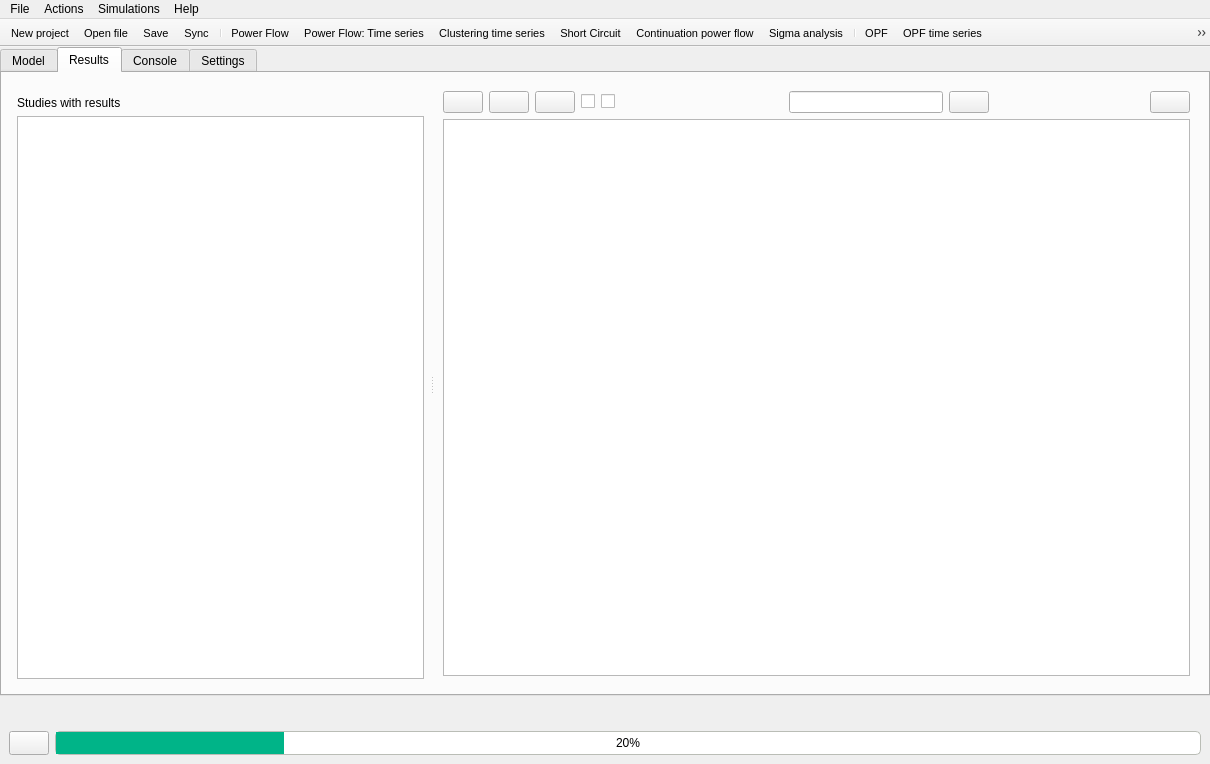
Above: src/GridCal/Gui/Main/MainWindow.ui from SanPen/GridCal before the change. Below: the same form after it.
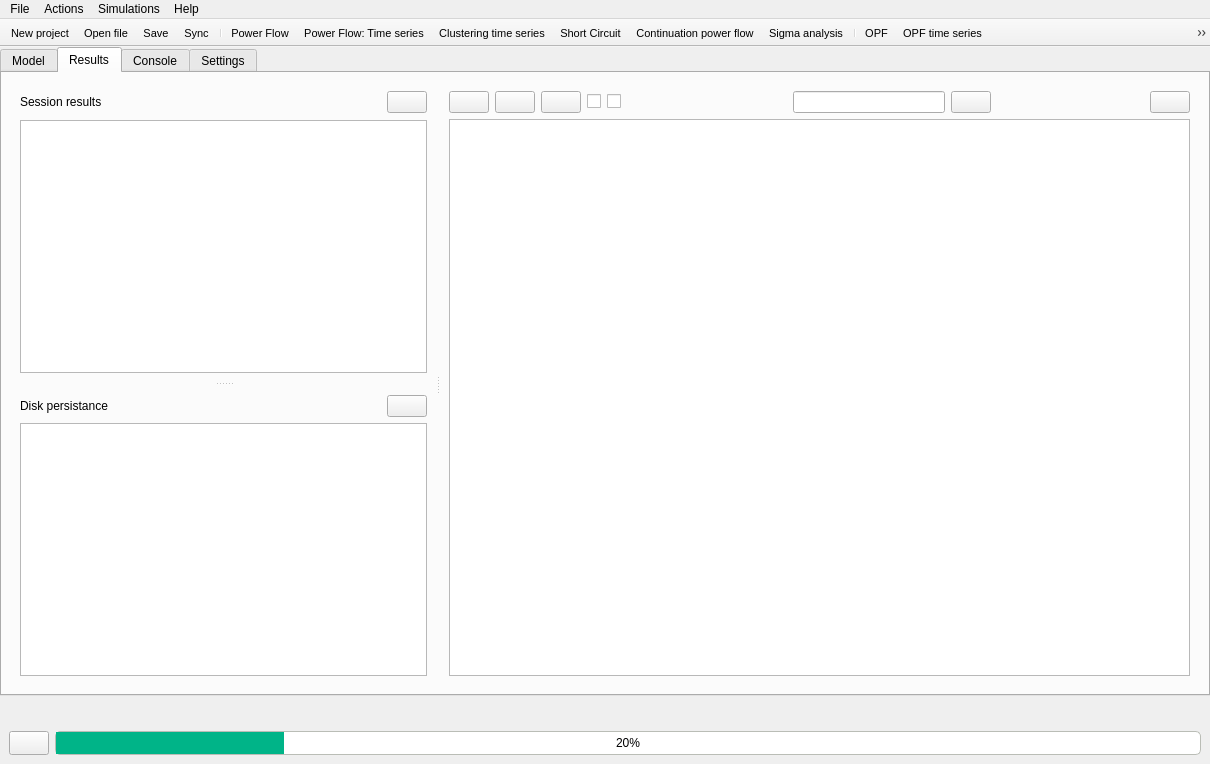
That is the form after the change. The open tabs and pages were chosen to show the change. Icons and pictures are not drawn.

What changed in the file:
```diff
--- a/src/GridCal/Gui/Main/MainWindow.ui
+++ b/src/GridCal/Gui/Main/MainWindow.ui
@@ -1629,31 +1629,183 @@
            <property name="frameShadow">
             <enum>QFrame::Raised</enum>
            </property>
-           <layout class="QVBoxLayout" name="verticalLayout_6">
+           <layout class="QVBoxLayout" name="verticalLayout_23">
             <property name="leftMargin">
-             <number>6</number>
+             <number>0</number>
             </property>
             <property name="topMargin">
-             <number>14</number>
+             <number>0</number>
             </property>
             <property name="rightMargin">
-             <number>6</number>
+             <number>0</number>
             </property>
             <property name="bottomMargin">
-             <number>6</number>
+             <number>0</number>
             </property>
             <item>
-             <widget class="QLabel" name="label_16">
-              <property name="text">
-               <string>Studies with results</string>
+             <widget class="QSplitter" name="splitter">
+              <property name="orientation">
+               <enum>Qt::Vertical</enum>
               </property>
-             </widget>
-            </item>
-            <item>
-             <widget class="QTreeView" name="results_treeView">
-              <property name="animated">
-               <bool>true</bool>
-              </property>
+              <widget class="QFrame" name="frame_61">
+               <property name="frameShape">
+                <enum>QFrame::NoFrame</enum>
+               </property>
+               <property name="frameShadow">
+                <enum>QFrame::Raised</enum>
+               </property>
+               <layout class="QVBoxLayout" name="verticalLayout_10">
+                <property name="topMargin">
+                 <number>8</number>
+                </property>
+                <item>
+                 <widget class="QFrame" name="frame_62">
+                  <property name="frameShape">
+                   <enum>QFrame::NoFrame</enum>
+                  </property>
+                  <property name="frameShadow">
+                   <enum>QFrame::Raised</enum>
+                  </property>
+                  <layout class="QHBoxLayout" name="horizontalLayout_34">
+                   <property name="leftMargin">
+                    <number>0</number>
+                   </property>
+                   <property name="topMargin">
+                    <number>0</number>
+                   </property>
+                   <property name="rightMargin">
+                    <number>0</number>
+                   </property>
+                   <property name="bottomMargin">
+                    <number>0</number>
+                   </property>
+                   <item>
+                    <widget class="QLabel" name="label_16">
+                     <property name="minimumSize">
+                      <size>
+                       <width>0</width>
+                       <height>24</height>
+                      </size>
+                     </property>
+                     <property name="text">
+                      <string>Session results</string>
+                     </property>
+                    </widget>
+                   </item>
+                   <item>
+                    <spacer name="horizontalSpacer_22">
+                     <property name="orientation">
+                      <enum>Qt::Horizontal</enum>
+                     </property>
+                     <property name="sizeHint" stdset="0">
+                      <size>
+                       <width>40</width>
+                       <height>20</height>
+                      </size>
+                     </property>
+                    </spacer>
+                   </item>
+                   <item>
+                    <widget class="QPushButton" name="deleteDriverButton">
+                     <property name="toolTip">
+                      <string>Delete selected driver</string>
+                     </property>
+                     <property name="text">
+                      <string/>
+                     </property>
+                     <property name="icon">
+                      <iconset resource="icons.qrc">
+                       <normaloff>:/Icons/icons/minus.svg</normaloff>:/Icons/icons/minus.svg</iconset>
+                     </property>
+                    </widget>
+                   </item>
+                  </layout>
+                 </widget>
+                </item>
+                <item>
+                 <widget class="QTreeView" name="results_treeView">
+                  <property name="animated">
+                   <bool>true</bool>
+                  </property>
+                 </widget>
+                </item>
+               </layout>
+              </widget>
+              <widget class="QFrame" name="frame_14">
+               <property name="frameShape">
+                <enum>QFrame::NoFrame</enum>
+               </property>
+               <property name="frameShadow">
+                <enum>QFrame::Raised</enum>
+               </property>
+               <layout class="QVBoxLayout" name="verticalLayout_6">
+                <item>
+                 <widget class="QFrame" name="frame_60">
+                  <property name="frameShape">
+                   <enum>QFrame::NoFrame</enum>
+                  </property>
+                  <property name="frameShadow">
+                   <enum>QFrame::Raised</enum>
+                  </property>
+                  <layout class="QHBoxLayout" name="horizontalLayout_33">
+                   <property name="leftMargin">
+                    <number>0</number>
+                   </property>
+                   <property name="topMargin">
+                    <number>0</number>
+                   </property>
+                   <property name="rightMargin">
+                    <number>0</number>
+                   </property>
+                   <property name="bottomMargin">
+                    <number>0</number>
+                   </property>
+                   <item>
+                    <widget class="QLabel" name="label_37">
+                     <property name="text">
+                      <string>Disk persistance</string>
+                     </property>
+                    </widget>
+                   </item>
+                   <item>
+                    <spacer name="horizontalSpacer_21">
+                     <property name="orientation">
+                      <enum>Qt::Horizontal</enum>
+                     </property>
+                     <property name="sizeHint" stdset="0">
+                      <size>
+                       <width>40</width>
+                       <height>20</height>
+                      </size>
+                     </property>
+                    </spacer>
+                   </item>
+                   <item>
+                    <widget class="QPushButton" name="loadResultFromDiskButton">
+                     <property name="toolTip">
+                      <string>Load result from the gridcal file</string>
+                     </property>
+                     <property name="text">
+                      <string/>
+                     </property>
+                     <property name="icon">
+                      <iconset resource="icons.qrc">
+                       <normaloff>:/Icons/icons/loadc.svg</normaloff>:/Icons/icons/loadc.svg</iconset>
+                     </property>
+                    </widget>
+                   </item>
+                  </layout>
+                 </widget>
+                </item>
+                <item>
+                 <widget class="QTreeView" name="diskSessionsTreeView">
+                  <property name="animated">
+                   <bool>true</bool>
+                  </property>
+                 </widget>
+                </item>
+               </layout>
+              </widget>
              </widget>
             </item>
            </layout>
```
Left out of the diff: 344 changed lines with no effect on the pictures.
